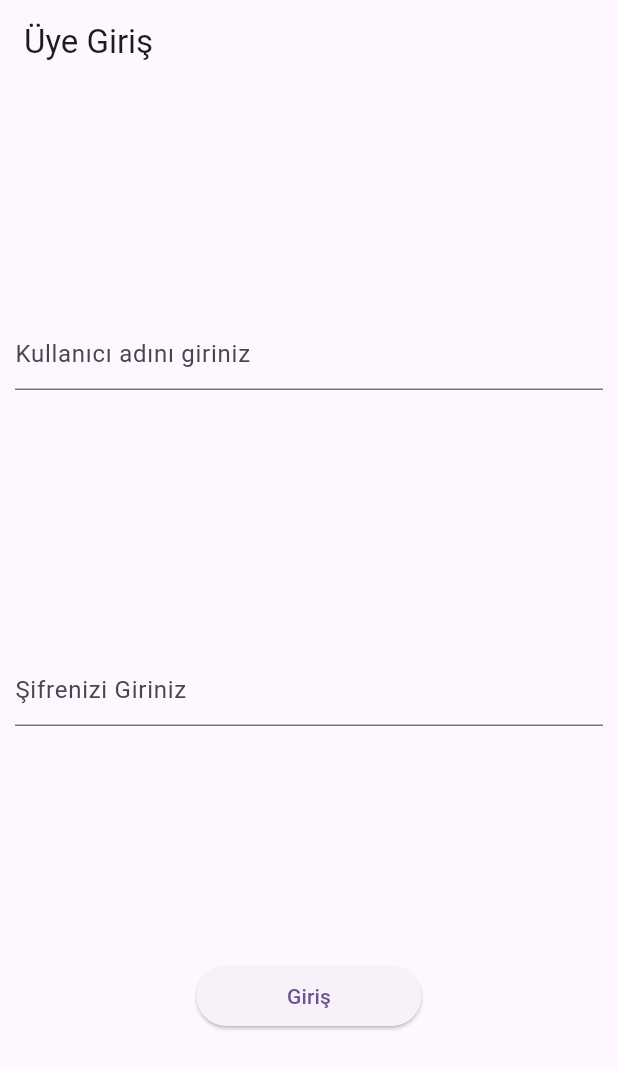
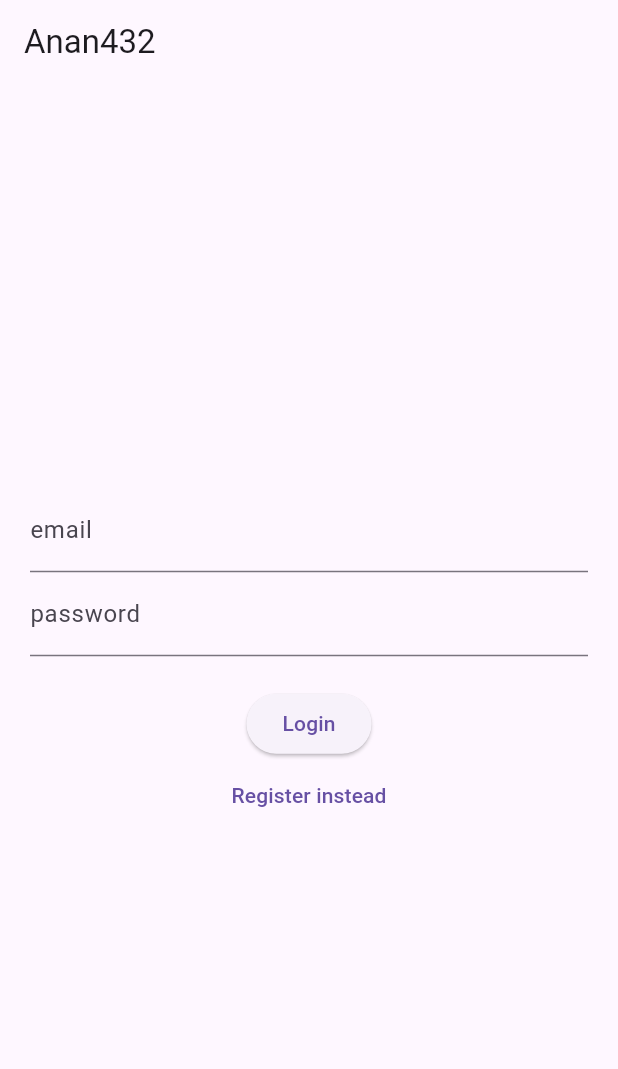
Before and after one commit to MevlutOz/schedule_app, a Flutter app: the screen it shows after launch, on a phone screen of 412 x 824 dp. Shown: the top 1069 px of the screen. Run offline on Flutter 3.47's test engine with Material 3 defaults, Android fonts, the phone set to English and light mode, and no system bars; our stand-ins replace firebase_auth, firebase_core; accounts and stored records are empty.

Commit message:
Auth  Added

```diff
--- /dev/null
+++ b/lib/auth.dart
@@ -0,0 +1,27 @@
+import 'package:firebase_auth/firebase_auth.dart';
+
+class Auth {
+  final FirebaseAuth _firebaseAuth = FirebaseAuth.instance;
+
+  User? get current_user => _firebaseAuth.currentUser;
+
+  Stream<User?> get authStateChanges => _firebaseAuth.authStateChanges();
+
+  Future<void> signInWithEmailAndPassword({
+    required String email,
+    required String password,
+  }) async {
+    await _firebaseAuth.signInWithEmailAndPassword(
+        email: email, password: password);
+  }
+  Future<void> createUserWithEmailAndPassword({
+    required String email,
+    required String password,
+  }) async {
+    await _firebaseAuth.createUserWithEmailAndPassword(
+        email: email, password: password);
+  }
+  Future<void> signOut() async{
+    await _firebaseAuth.signOut();
+  }
+}
--- a/lib/main.dart
+++ b/lib/main.dart
@@ -1,24 +1,25 @@
-import 'package:btk_hackathon/ui/uye_giris.dart';
+import 'package:btk_hackathon/widget_tree.dart';
+import 'package:firebase_core/firebase_core.dart';
 import 'package:flutter/material.dart';
 
-void main() {
+Future<void> main()async {
+  WidgetsFlutterBinding.ensureInitialized();
+  await Firebase.initializeApp();
   runApp(const MyApp());
 }
 
 class MyApp extends StatelessWidget {
-  const MyApp({super.key});
+  const MyApp({Key? key}):super(key: key);
 
   // This widget is the root of your application.
   @override
   Widget build(BuildContext context) {
     return MaterialApp(
-      title: 'Flutter Demo',
       debugShowCheckedModeBanner: false,
       theme: ThemeData(
-        colorScheme: ColorScheme.fromSeed(seedColor: Colors.deepPurple),
-        useMaterial3: true,
+        primarySwatch: Colors.orange,
       ),
-      home: UyeGiris(),
+      home: const WidgetTree(),
     );
   }
 }
--- /dev/null
+++ b/lib/pages/login_register_page.dart
@@ -0,0 +1,106 @@
+import 'package:flutter/material.dart';
+import 'package:firebase_auth/firebase_auth.dart';
+import '../auth.dart';
+
+class LoginPage extends StatefulWidget {
+  const LoginPage({Key? key}) : super(key: key);
+
+  @override
+  State<LoginPage> createState() => _LoginPageState();
+}
+
+class _LoginPageState extends State<LoginPage> {
+  String? errorMessage = '';
+  bool isLogin = true;
+
+  final TextEditingController _controllerEmail = TextEditingController();
+  final TextEditingController _controllerPassword = TextEditingController();
+
+  Future<void> signInWithEmailAndPassword() async {
+    try {
+      await Auth().signInWithEmailAndPassword(
+      email:
+      _controllerEmail.text,
+      password:
+      _controllerPassword.text);
+    } on FirebaseAuthException catch (e) {
+      setState(() {
+        errorMessage = e.message;
+      });
+    }
+  }
+
+  Future<void> createUserWithEmailAndPassword() async {
+    try {
+      await Auth().createUserWithEmailAndPassword(
+          email: _controllerEmail.text, password: _controllerPassword.text);
+    } on FirebaseAuthException catch (e) {
+      setState(() {
+        errorMessage = e.message;
+      });
+    }
+  }
+
+  Widget _title() {
+    return const Text('Anan432');
+  }
+
+  Widget _entryField(
+    String title,
+    TextEditingController controller,
+  ) {
+    return TextField(
+      controller: controller,
+      decoration: InputDecoration(
+        labelText: title,
+      ),
+    );
+  }
+
+  Widget _errorMessage() {
+    return Text(errorMessage == '' ? '' : 'Humm ? $errorMessage');
+  }
+
+  Widget _submitButton() {
+    return ElevatedButton(
+      onPressed:
+          isLogin ? signInWithEmailAndPassword : createUserWithEmailAndPassword,
+      child: Text(isLogin ? 'Login' : 'Register'),
+    );
+  }
+
+  Widget _loginOrRegisterButton() {
+    return TextButton(
+        onPressed: () {
+          setState(() {
+            isLogin = !isLogin;
+          });
+        },
+        child: Text(isLogin ? 'Register instead' : 'Login instead'));
+  }
+
+  @override
+  Widget build(BuildContext context) {
+    return Scaffold(
+      appBar: AppBar(
+        title: _title(),
+      ),
+      body: Container(
+        height: double.infinity,
+        width: double.infinity,
+        padding: const EdgeInsets.all(20),
+        child: Column(
+          crossAxisAlignment: CrossAxisAlignment.center,
+          mainAxisAlignment: MainAxisAlignment.center,
+          children: <Widget>[
+            _entryField('email', _controllerEmail),
+            _entryField('password', _controllerPassword),
+            _errorMessage(),
+            _submitButton(),
+            _loginOrRegisterButton(),
+          ],
+        ),
+      ),
+    );
+  }
+}
--- /dev/null
+++ b/lib/widget_tree.dart
@@ -0,0 +1,26 @@
+import 'package:btk_hackathon/auth.dart';
+import 'package:btk_hackathon/pages/home_page.dart';
+import 'package:btk_hackathon/pages/login_register_page.dart';
+import 'package:flutter/material.dart';
+
+class WidgetTree extends StatefulWidget {
+  const WidgetTree({Key? key}) : super(key: key);
+
+  @override
+  State<WidgetTree> createState() => _WidgetTreeState();
+}
+
+class _WidgetTreeState extends State<WidgetTree> {
+  @override
+  Widget build(BuildContext context) {
+    return StreamBuilder(
+        stream: Auth().authStateChanges, builder: (context, snapshot) {
+      if (snapshot.hasData) {
+        return HomePage();
+      }
+      else {
+        return const LoginPage();
+      }
+    });
+  }
+}
--- a/pubspec.yaml
+++ b/pubspec.yaml
@@ -30,6 +30,8 @@
 dependencies:
   flutter:
     sdk: flutter
+  firebase_core: ^3.6.0
+  firebase_auth: ^5.3.1
 
 
   # The following adds the Cupertino Icons font to your application.
```
Also changed, not shown: lib/pages/home_page.dart (added, +49 -0 lines), pubspec.lock, 3 other files.
